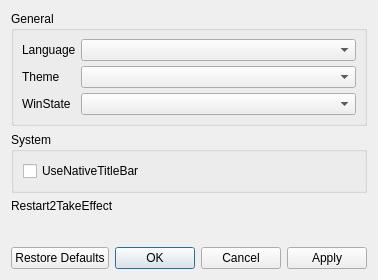
The window that src/settings/editorsettingdialog.ui (Wing-summer/WingGifEditor2) describes before a commit, drawn with Qt 5.
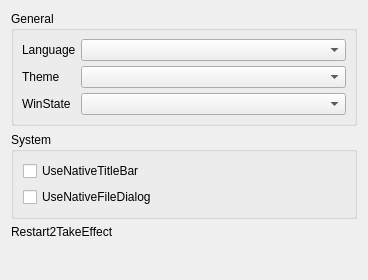
The same window after the commit.

Diff of the .ui file:
```diff
--- a/src/settings/editorsettingdialog.ui
+++ b/src/settings/editorsettingdialog.ui
@@ -102,6 +102,13 @@
         </property>
        </widget>
       </item>
+      <item>
+       <widget class="QCheckBox" name="cbNativeFileDialog">
+        <property name="text">
+         <string>UseNativeFileDialog</string>
+        </property>
+       </widget>
+      </item>
      </layout>
     </widget>
    </item>
@@ -125,13 +132,6 @@
      </property>
     </spacer>
    </item>
-   <item>
-    <widget class="QDialogButtonBox" name="buttonBox">
-     <property name="standardButtons">
-      <set>QDialogButtonBox::StandardButton::Apply|QDialogButtonBox::StandardButton::Cancel|QDialogButtonBox::StandardButton::Ok|QDialogButtonBox::StandardButton::RestoreDefaults</set>
-     </property>
-    </widget>
-   </item>
   </layout>
  </widget>
  <resources/>
```
